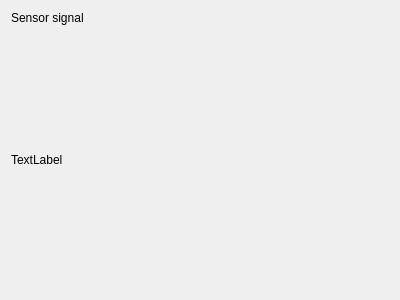
This is recognitionview.ui in janneasdf/RecognizerApp as Qt 5 draws it before an edit. The edited form follows.
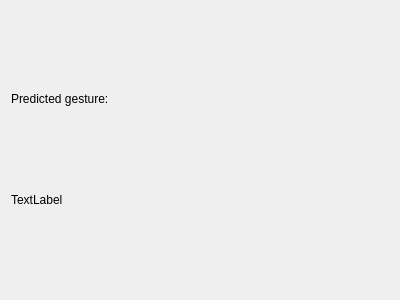
This is the edited form.

Commit message: Implemented signal source change

The edit to the form file:
```diff
--- a/recognitionview.ui
+++ b/recognitionview.ui
@@ -23,12 +23,18 @@
       </sizepolicy>
      </property>
      <property name="text">
-      <string>Sensor signal</string>
+      <string>Predicted gesture: </string>
      </property>
     </widget>
    </item>
    <item>
     <widget class="QLabel" name="currentLagLabel">
+     <property name="sizePolicy">
+      <sizepolicy hsizetype="Fixed" vsizetype="Fixed">
+       <horstretch>0</horstretch>
+       <verstretch>0</verstretch>
+      </sizepolicy>
+     </property>
      <property name="text">
       <string>TextLabel</string>
      </property>
```
Left out of the diff: 2 changed lines with no effect on the pictures. The commit also changes 5 other files.
